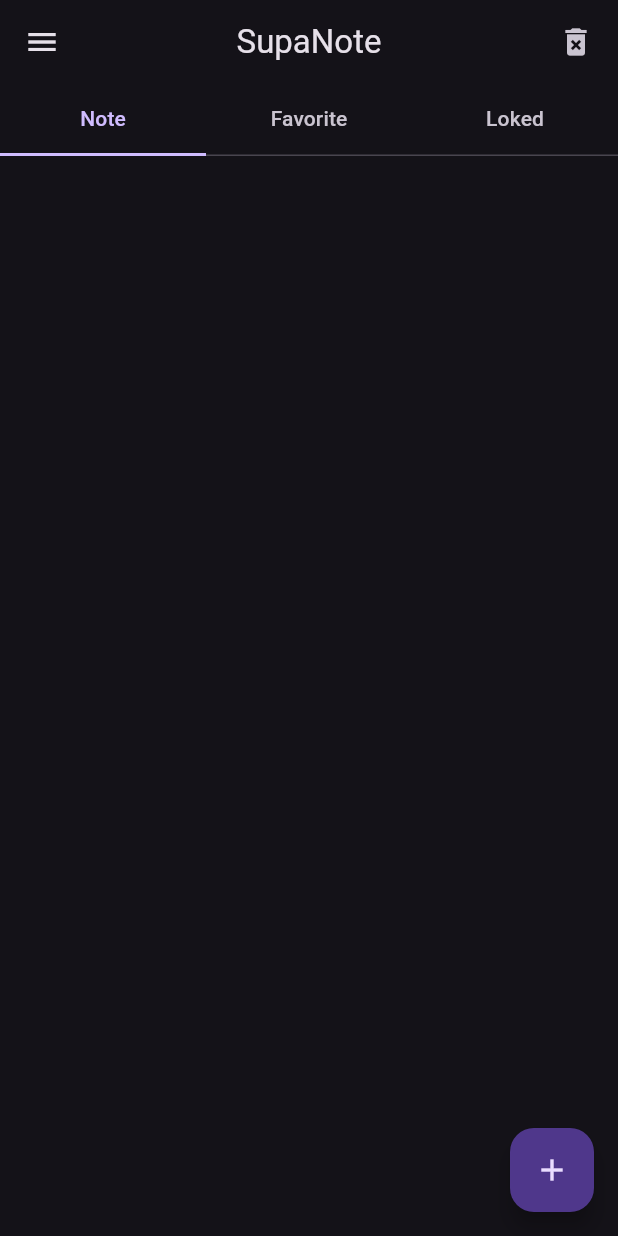
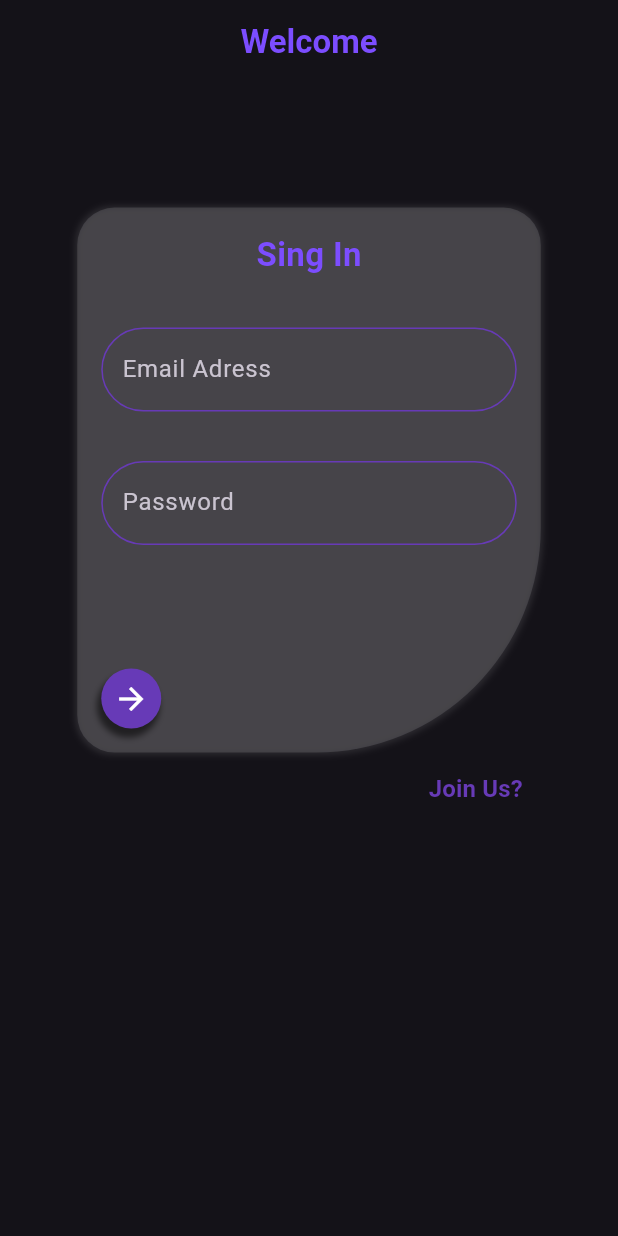
Before and after one commit to uclMuhammed/SupaNote, a Flutter app: the screen it shows after launch, on a phone screen of 412 x 824 dp. Run offline on Flutter 3.47's test engine with Material 3 defaults, Android fonts, the phone set to English and light mode, and no system bars; our stand-ins replace supabase_flutter; accounts and stored records are empty.

Commit message:
güncelleme 0.3 --singin singup

```diff
--- /dev/null
+++ b/lib/all_screen/auth_screen.dart
@@ -0,0 +1,19 @@
+import 'package:flutter/material.dart';
+import 'package:supaflutter/all_screen/sing_in.dart';
+import 'package:supaflutter/all_screen/sing_up.dart';
+
+class AuthScreen extends StatefulWidget {
+  const AuthScreen({super.key});
+
+  @override
+  State<AuthScreen> createState() => _AuthScreenState();
+}
+
+class _AuthScreenState extends State<AuthScreen> {
+  bool isLogin = true;
+  void toggle() => setState(() => isLogin = !isLogin);
+  @override
+  Widget build(BuildContext context) => isLogin
+      ? SingIn(onClickedSingUp: toggle)
+      : SingUp(onClickedSingIn: toggle);
+}
--- a/lib/all_screen/note_screen_view.dart
+++ b/lib/all_screen/note_screen_view.dart
@@ -3,7 +3,7 @@ import 'package:flutter/material.dart';
 import 'package:supabase_flutter/supabase_flutter.dart';
 
 import '../core/constructor/note_constructo.dart';
-import '../core/decoration/box_decoration.dart';
+import '../core/decoration/decoration.dart';
 
 class NoteScreenView extends StatefulWidget {
   const NoteScreenView({super.key});
@@ -17,10 +17,6 @@ final future = Supabase.instance.client;
 class _NoteScreenViewState extends State<NoteScreenView>
     with SingleTickerProviderStateMixin {
   @override
-  void initState() {
-    super.initState();
-  }
-
   @override
   Widget build(BuildContext context) {
     return FutureBuilder<List<Map<String, dynamic>>>(
@@ -59,16 +55,10 @@ class _NoteScreenViewState extends State<NoteScreenView>
                           await future.from('noteapp').update({
                             'checkbox': noteList.checkbox = true
                           }).eq('id', noteList.id.toString());
-                          setState(() {
-                            note['checkbox'] == true;
-                          });
                         } else {
                           await future.from('noteapp').update({
                             'checkbox': noteList.checkbox = false
                           }).eq('id', noteList.id.toString());
-                          setState(() {
-                            note['checkbox'] == false;
-                          });
                         }
                       },
                       child: Container(
@@ -118,11 +108,7 @@ class _NoteScreenViewState extends State<NoteScreenView>
                             ),
                             Checkbox(
                                 value: noteList.checkbox,
-                                onChanged: (value) async {
-                                  setState(() {
-                                    noteList.checkbox = value;
-                                  });
-                                }),
+                                onChanged: (value) async {}),
                           ],
                         ),
                       ),
--- /dev/null
+++ b/lib/all_screen/sing_in.dart
@@ -0,0 +1,123 @@
+import 'package:flutter/material.dart';
+import 'package:supaflutter/core/decoration/decoration.dart';
+
+class SingIn extends StatefulWidget {
+  const SingIn({super.key, required this.onClickedSingUp});
+  final VoidCallback onClickedSingUp;
+  @override
+  State<SingIn> createState() => _SingInState();
+}
+
+class _SingInState extends State<SingIn> {
+  final key = GlobalKey<FormState>();
+  TextEditingController emailController = TextEditingController();
+  TextEditingController passwordController = TextEditingController();
+
+  @override
+  void dispose() {
+    super.dispose();
+    emailController.dispose();
+    passwordController.dispose();
+  }
+
+  @override
+  Widget build(BuildContext context) {
+    var height = MediaQuery.of(context).size.height;
+    var width = MediaQuery.of(context).size.width;
+    return SafeArea(
+      child: Scaffold(
+        appBar: AppBar(
+          title: Text(
+            "Welcome",
+            style: myTitleTextStyle(),
+          ),
+          centerTitle: true,
+        ),
+        body: SingleChildScrollView(
+            child: Form(
+          key: key,
+          child: Padding(
+            padding: EdgeInsets.symmetric(
+                vertical: height / 10, horizontal: width / 8),
+            child: Column(
+              children: [
+                Container(
+                  decoration: myBoxDecoration(Colors.white12, 25, 25, 25, 150,
+                      Offset(0, 0), Colors.white10),
+                  child: Padding(
+                    padding: const EdgeInsets.all(16.0),
+                    child: Column(
+                      children: [
+                        Text(
+                          'Sing In',
+                          style: myTitleTextStyle(),
+                        ),
+                        SizedBox(
+                          height: height / 25,
+                        ),
+                        TextFormField(
+                          textInputAction: TextInputAction.next,
+                          keyboardType: TextInputType.emailAddress,
+                          controller: emailController,
+                          decoration:
+                              textFormFieldDecoration("", "Email Adress"),
+                          style: myFormTextStyle(),
+                        ),
+                        SizedBox(
+                          height: height / 25,
+                        ),
+                        TextFormField(
+                          obscureText: true,
+                          keyboardType: TextInputType.name,
+                          controller: passwordController,
+                          textInputAction: TextInputAction.done,
+                          decoration: textFormFieldDecoration("", "Password"),
+                          style: myFormTextStyle(),
+                        ),
+                        SizedBox(
+                          height: height / 10,
+                        ),
+                        Row(
+                          children: [
+                            Container(
+                              decoration: myBoxDecoration(
+                                  Colors.deepPurple,
+                                  200,
+                                  200,
+                                  200,
+                                  200,
+                                  Offset(-2, 5),
+                                  Colors.black54),
+                              child: const Padding(
+                                padding: EdgeInsets.all(8.0),
+                                child: Icon(Icons.arrow_forward),
+                              ),
+                            ),
+                          ],
+                        )
+                      ],
+                    ),
+                  ),
+                ),
+                Row(
+                  mainAxisAlignment: MainAxisAlignment.end,
+                  children: [
+                    TextButton(
+                        onPressed: () {},
+                        child: const Text(
+                          "Join Us?",
+                          style: TextStyle(
+                              color: Colors.deepPurple,
+                              fontWeight: FontWeight.bold,
+                              fontSize: 16),
+                        )),
+                  ],
+                ),
+              ],
+            ),
+          ),
+        )),
+      ),
+    );
+  }
+}
--- /dev/null
+++ b/lib/all_screen/sing_up.dart
@@ -0,0 +1,16 @@
+import 'package:flutter/material.dart';
+
+class SingUp extends StatefulWidget {
+  const SingUp({super.key, required this.onClickedSingIn});
+  final Function onClickedSingIn;
+
+  @override
+  State<SingUp> createState() => _SingUpState();
+}
+
+class _SingUpState extends State<SingUp> {
+  @override
+  Widget build(BuildContext context) {
+    return Container();
+  }
+}
--- /dev/null
+++ b/lib/all_screen/splash_screen.dart
@@ -0,0 +1,19 @@
+import 'package:flutter/material.dart';
+
+class SplashScreen extends StatefulWidget {
+  const SplashScreen({super.key});
+
+  @override
+  State<SplashScreen> createState() => _SplashScreenState();
+}
+
+class _SplashScreenState extends State<SplashScreen> {
+  @override
+  Widget build(BuildContext context) {
+    return const Scaffold(
+      body: Center(
+          child:
+              Column(children: [FlutterLogo(), CircularProgressIndicator()])),
+    );
+  }
+}
--- a/lib/core/decoration/box_decoration.dart
+++ /dev/null
@@ -1,10 +0,0 @@
-import 'package:flutter/material.dart';
-
-BoxDecoration noteCardDecoration() {
-  return const BoxDecoration(
-    color: Colors.deepPurple,
-    borderRadius: BorderRadius.all(
-      Radius.circular(8),
-    ),
-  );
-}
--- /dev/null
+++ b/lib/core/decoration/decoration.dart
@@ -0,0 +1,69 @@
+import 'package:flutter/material.dart';
+
+BoxDecoration noteCardDecoration() {
+  return const BoxDecoration(
+    color: Colors.deepPurple,
+    borderRadius: BorderRadius.all(
+      Radius.circular(8),
+    ),
+  );
+}
+
+BoxDecoration myBoxDecoration(Color color, double topleft, double topright,
+    double bottomleft, double bottomright, Offset offset, Color shadowColor) {
+  return BoxDecoration(
+    color: color,
+    borderRadius: BorderRadius.only(
+      topLeft: Radius.circular(topleft),
+      topRight: Radius.circular(topright),
+      bottomLeft: Radius.circular(bottomleft),
+      bottomRight: Radius.circular(bottomright),
+    ),
+    boxShadow: [
+      BoxShadow(
+        color: shadowColor,
+        offset: offset,
+        blurRadius: 3,
+        spreadRadius: 1,
+      ),
+    ],
+  );
+}
+
+TextStyle myTitleTextStyle() {
+  return const TextStyle(
+    color: Colors.deepPurpleAccent,
+    fontSize: 22,
+    fontWeight: FontWeight.bold,
+  );
+}
+
+TextStyle myFormTextStyle() {
+  return const TextStyle(
+    color: Colors.deepPurpleAccent,
+    fontSize: 16,
+    fontWeight: FontWeight.bold,
+  );
+}
+
+OutlineInputBorder textFormFieldBorderStyle() {
+  return OutlineInputBorder(
+    borderRadius: BorderRadius.all(
+      Radius.circular(200),
+    ),
+    borderSide: BorderSide(color: Colors.deepPurple),
+    gapPadding: 2,
+  );
+}
+
+InputDecoration textFormFieldDecoration(String hint, String label) {
+  return InputDecoration(
+    hintText: hint,
+    labelText: label,
+    fillColor: Colors.white10,
+    enabledBorder: textFormFieldBorderStyle(),
+    disabledBorder: textFormFieldBorderStyle(),
+    border: textFormFieldBorderStyle(),
+    focusedBorder: textFormFieldBorderStyle(),
+  );
+}
--- /dev/null
+++ b/lib/core/utils/utils.dart
@@ -0,0 +1,17 @@
+import 'package:flutter/material.dart';
+
+class Utils {
+  static final messengerKey = GlobalKey<ScaffoldMessengerState>();
+  static showSnackBar(String? text) {
+    if (text == null) return;
+
+    final snackBar = SnackBar(
+      content: Text(text),
+      backgroundColor: Colors.red,
+    );
+
+    messengerKey.currentState!
+      ..removeCurrentSnackBar()
+      ..showSnackBar(snackBar);
+  }
+}
--- a/lib/main.dart
+++ b/lib/main.dart
@@ -1,5 +1,8 @@
 import 'package:flutter/material.dart';
 import 'package:supabase_flutter/supabase_flutter.dart';
+import 'package:supaflutter/all_screen/auth_screen.dart';
+import 'package:supaflutter/all_screen/splash_screen.dart';
+import 'package:supaflutter/core/utils/utils.dart';
 
 import 'all_screen/home_view.dart';
 import 'service/supa_service.dart';
@@ -14,16 +17,34 @@ void main() {
   runApp(const MyApp());
 }
 
+final navigatorKey = GlobalKey<NavigatorState>();
+
 class MyApp extends StatelessWidget {
   const MyApp({Key? key}) : super(key: key);
 
   @override
   Widget build(BuildContext context) {
     return MaterialApp(
+      navigatorKey: navigatorKey,
+      scaffoldMessengerKey: Utils.messengerKey,
       debugShowCheckedModeBanner: false,
       theme: ThemeData.dark(),
       title: 'SupaNote',
-      home: const HomeView(),
+      home: StreamBuilder(
+          stream: Supabase.instance.client.auth.onAuthStateChange,
+          builder: (context, snapshots) {
+            if (snapshots.connectionState == ConnectionState.waiting) {
+              return const Scaffold(
+                body: Center(child: SplashScreen()),
+              );
+            } else if (snapshots.hasError) {
+              return const Scaffold(
+                body: Center(child: Text('Something Went Wrong!')),
+              );
+            } else {
+              return const AuthScreen();
+            }
+          }),
     );
   }
 }
```
Also changed, not shown: 2 other files.
